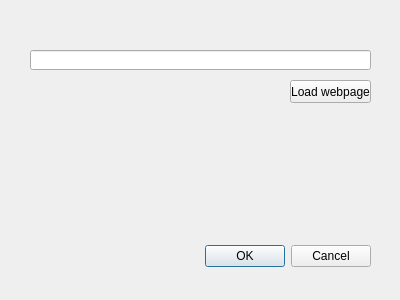
Before: the Qt Designer form web2qgis_dialog_base.ui in tomchadwin/web2qgis, drawn with Qt 5.
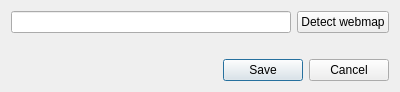
After: the same form once the commit is applied.

Commit message: Dialog layout, fix URL input

The edit to the form file:
```diff
--- a/web2qgis_dialog_base.ui
+++ b/web2qgis_dialog_base.ui
@@ -7,64 +7,45 @@
     <x>0</x>
     <y>0</y>
     <width>400</width>
-    <height>300</height>
+    <height>91</height>
    </rect>
   </property>
   <property name="windowTitle">
    <string>web2qgis</string>
   </property>
-  <widget class="QDialogButtonBox" name="button_box">
-   <property name="geometry">
-    <rect>
-     <x>30</x>
-     <y>240</y>
-     <width>341</width>
-     <height>32</height>
-    </rect>
-   </property>
-   <property name="orientation">
-    <enum>Qt::Horizontal</enum>
-   </property>
-   <property name="standardButtons">
-    <set>QDialogButtonBox::Cancel|QDialogButtonBox::Ok</set>
-   </property>
-  </widget>
-  <widget class="QLabel" name="feedbackLabel">
-   <property name="geometry">
-    <rect>
-     <x>30</x>
-     <y>100</y>
-     <width>161</width>
-     <height>16</height>
-    </rect>
-   </property>
-   <property name="text">
-    <string/>
-   </property>
-  </widget>
-  <widget class="QPushButton" name="loadButton">
-   <property name="geometry">
-    <rect>
-     <x>290</x>
-     <y>80</y>
-     <width>81</width>
-     <height>23</height>
-    </rect>
-   </property>
-   <property name="text">
-    <string>Load webpage</string>
-   </property>
-  </widget>
-  <widget class="QLineEdit" name="urlInput">
-   <property name="geometry">
-    <rect>
-     <x>30</x>
-     <y>50</y>
-     <width>341</width>
-     <height>20</height>
-    </rect>
-   </property>
-  </widget>
+  <layout class="QGridLayout" name="gridLayout">
+   <item row="0" column="0">
+    <layout class="QHBoxLayout" name="horizontalLayout">
+     <item>
+      <widget class="QLineEdit" name="urlInput"/>
+     </item>
+     <item>
+      <widget class="QPushButton" name="loadButton">
+       <property name="text">
+        <string>Detect webmap</string>
+       </property>
+      </widget>
+     </item>
+    </layout>
+   </item>
+   <item row="1" column="0">
+    <widget class="QLabel" name="feedbackLabel">
+     <property name="text">
+      <string/>
+     </property>
+    </widget>
+   </item>
+   <item row="2" column="0">
+    <widget class="QDialogButtonBox" name="button_box">
+     <property name="orientation">
+      <enum>Qt::Horizontal</enum>
+     </property>
+     <property name="standardButtons">
+      <set>QDialogButtonBox::Cancel|QDialogButtonBox::Save</set>
+     </property>
+    </widget>
+   </item>
+  </layout>
  </widget>
  <resources/>
  <connections>
```
The commit also changes 1 other file.
